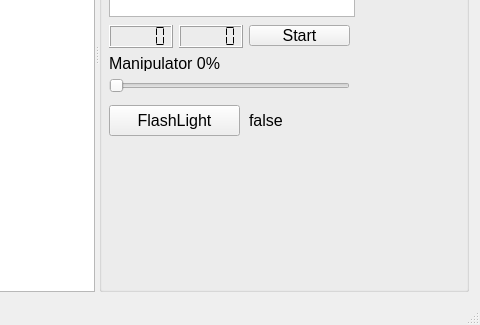
The window that mainwindow.ui (robocenter-rov/remote-control) describes before a commit, drawn with Qt 5; both pictures show x 480 to 960 and y 216 to 541 of the 960 by 541 pixel window.
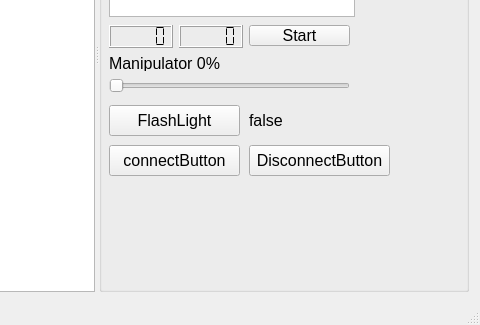
The same window after the commit.

Commit message: Show connection notifications.

What changed in the file:
```diff
--- a/mainwindow.ui
+++ b/mainwindow.ui
@@ -230,6 +230,32 @@
          <string>false</string>
         </property>
        </widget>
+       <widget class="QPushButton" name="connectButton">
+        <property name="geometry">
+         <rect>
+          <x>10</x>
+          <y>330</y>
+          <width>131</width>
+          <height>31</height>
+         </rect>
+        </property>
+        <property name="text">
+         <string>connectButton</string>
+        </property>
+       </widget>
+       <widget class="QPushButton" name="disconnectButton">
+        <property name="geometry">
+         <rect>
+          <x>150</x>
+          <y>330</y>
+          <width>141</width>
+          <height>31</height>
+         </rect>
+        </property>
+        <property name="text">
+         <string>DisconnectButton</string>
+        </property>
+       </widget>
       </widget>
      </widget>
     </item>
```
The commit also changes 2 other files.
